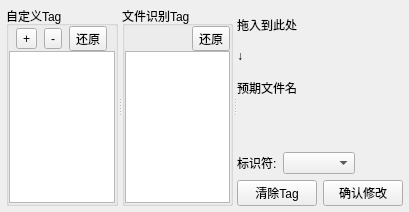
PPJUST/EasyFileTags, file ui/ui_main.ui: the form before one commit.
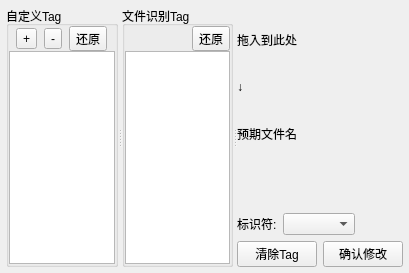
The form after the commit.

```diff
--- a/ui/ui_main.ui
+++ b/ui/ui_main.ui
@@ -7,7 +7,7 @@
     <x>0</x>
     <y>0</y>
     <width>409</width>
-    <height>212</height>
+    <height>273</height>
    </rect>
   </property>
   <property name="windowTitle">
```
